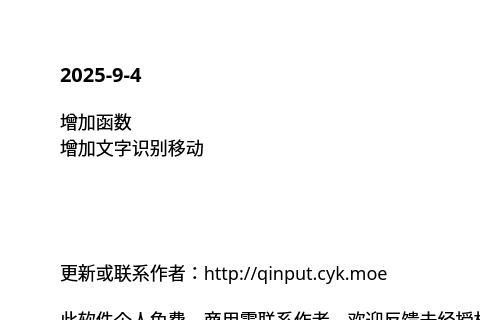
Old version of the form source/ui/AboutUi.ui in the repository ChiyukiGana/Quickinput; both pictures show x 0 to 480 and y 0 to 320 of the 640 by 440 pixel window.
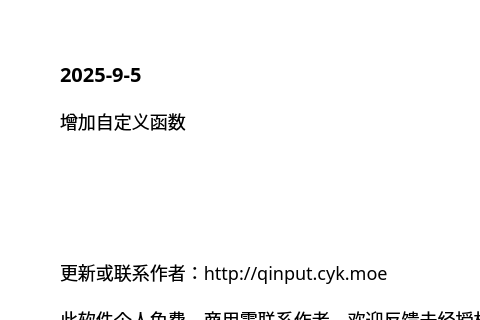
New version of the form.

The edit to the form file:
```diff
--- a/source/ui/AboutUi.ui
+++ b/source/ui/AboutUi.ui
@@ -90,7 +90,7 @@
          <string notr="true">font-size:20px</string>
         </property>
         <property name="text">
-         <string>2025-9-4</string>
+         <string>2025-9-5</string>
         </property>
         <property name="textFormat">
          <enum>Qt::TextFormat::PlainText</enum>
@@ -106,8 +106,7 @@
          </sizepolicy>
         </property>
         <property name="text">
-         <string>增加函数
-增加文字识别移动</string>
+         <string>增加自定义函数</string>
         </property>
         <property name="textFormat">
          <enum>Qt::TextFormat::PlainText</enum>
```
